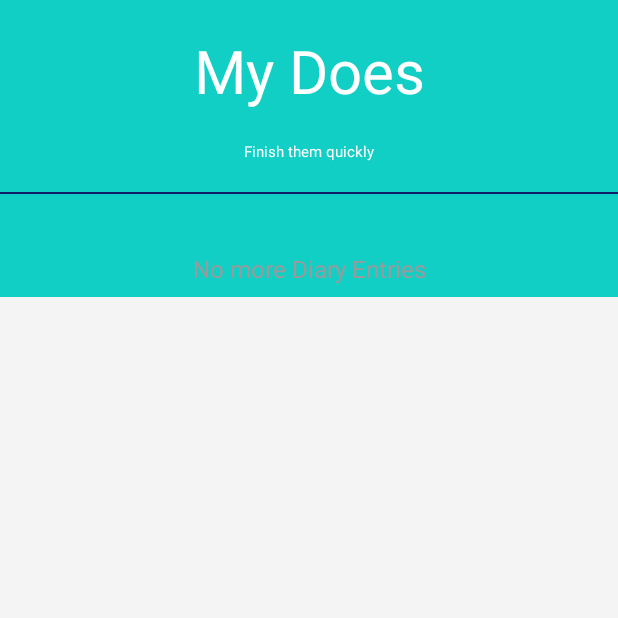
After one commit to WuTangDecClan/Cured, an Android app: the Diary screen opened directly, with no data from a screen before it, on a phone screen of 412 x 824 dp, the top half of it. The commit adds this screen. Run offline under Robolectric (Android 15) with nearby library versions, the phone set to English and light mode, and no system bars.

Commit message:
Continued adding the Diary to the project.

```diff
--- /dev/null
+++ b/app/src/main/java/com/example/cured/Diary.java
@@ -0,0 +1,14 @@
+package com.example.cured;
+
+import androidx.appcompat.app.AppCompatActivity;
+
+import android.os.Bundle;
+
+public class Diary extends AppCompatActivity {
+
+    @Override
+    protected void onCreate(Bundle savedInstanceState) {
+        super.onCreate(savedInstanceState);
+        setContentView(R.layout.activity_diary);
+    }
+}
--- /dev/null
+++ b/app/src/main/java/com/example/cured/DiaryAdapter.java
@@ -0,0 +1,4 @@
+package com.example.cured;
+
+public class DiaryAdapter {
+}
--- /dev/null
+++ b/app/src/main/res/layout/activity_diary.xml
@@ -0,0 +1,65 @@
+<?xml version="1.0" encoding="utf-8"?>
+<LinearLayout
+    xmlns:android="http://schemas.android.com/apk/res/android"
+    xmlns:app="http://schemas.android.com/apk/res-auto"
+    android:orientation="vertical"
+    android:layout_width="match_parent"
+    android:layout_height="match_parent"
+    android:background="#F4F4F4">
+
+    <LinearLayout
+        android:orientation="vertical"
+        android:layout_width="match_parent"
+        android:layout_height="198dp"
+        android:background="@color/themeColor">
+
+        <TextView
+            android:id="@+id/titlepage1"
+            android:layout_marginTop="20dp"
+            android:textSize="40sp"
+            android:textColor="#FFF"
+            android:text="My Does"
+            android:textAlignment="center"
+            android:layout_width="match_parent"
+            android:layout_height="wrap_content" />
+
+        <TextView
+            android:id="@+id/subtitlepage1"
+            android:layout_marginTop="20dp"
+            android:textSize="10sp"
+            android:textColor="#FFF"
+            android:text="Finish them quickly"
+            android:textAlignment="center"
+            android:layout_width="match_parent"
+            android:layout_height="wrap_content" />
+
+        <View
+            android:layout_width="match_parent"
+            android:layout_height="1dp"
+            android:layout_marginTop="20dp"
+            android:background="#131e69" />
+
+    </LinearLayout>
+
+    <androidx.recyclerview.widget.RecyclerView
+        android:id="@+id/diary_intakes"
+        android:layout_width="match_parent"
+        android:layout_height="wrap_content"
+        android:layout_marginLeft="16dp"
+        android:layout_marginTop="-60dp"
+        android:layout_marginRight="16dp">
+
+    </androidx.recyclerview.widget.RecyclerView>
+
+    <TextView
+        android:id="@+id/endpage1"
+        android:textSize="16sp"
+        android:textColor="#9A9A9A"
+        android:layout_marginTop="30dp"
+        android:text="No more Diary Entries"
+        android:textAlignment="center"
+        android:layout_width="match_parent"
+        android:layout_height="wrap_content" />
+
+
+</LinearLayout>
```
Also changed, not shown: app/src/main/AndroidManifest.xml (+20 -25 lines), app/src/main/java/com/example/cured/MainActivity.java (+13 -8 lines), app/src/main/java/com/example/cured/MyDiary.java (added, +39 -0 lines), app/src/main/res/layout/activity_design.xml (+13 -0 lines), app/src/main/res/layout/item_diary.xml (added, +58 -0 lines).
